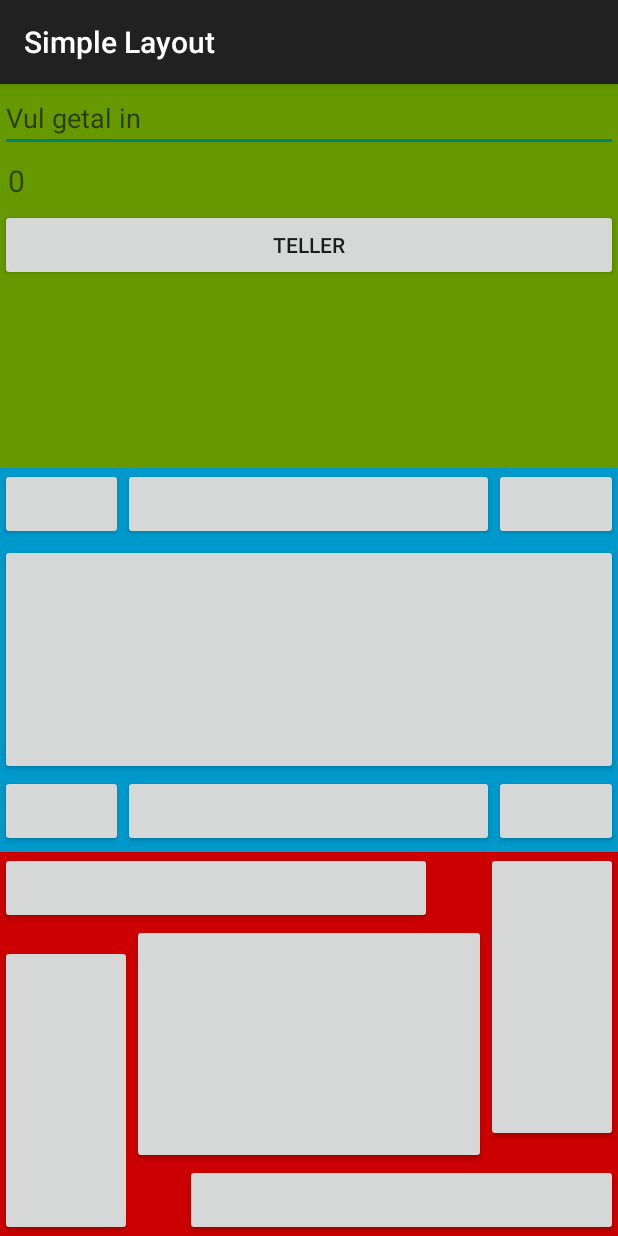
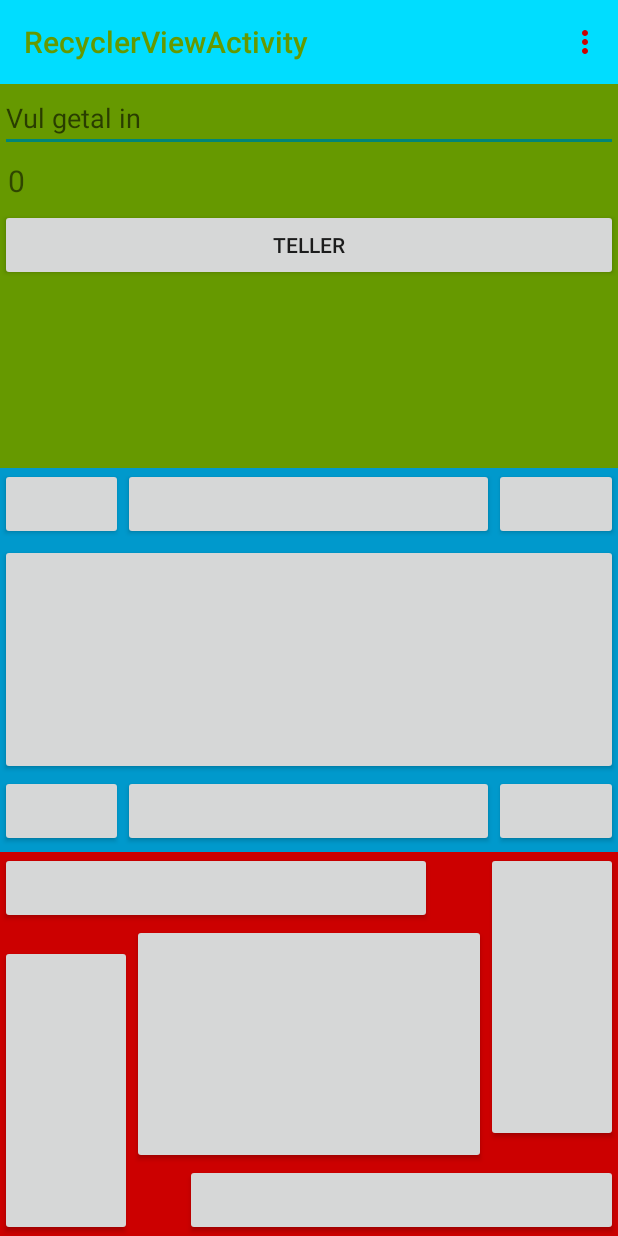
Before and after one commit to rwillemsandroid/Oplossing-Dag-1, an Android app: the screen it shows after launch (MainActivity), on a phone screen of 412 x 824 dp. Run offline under Robolectric (Android 15) with nearby library versions, the phone set to English and light mode, and no system bars; our stand-ins replace Timber; 1 statement that could not run was skipped.

Commit message:
added recyclerview example

```diff
--- a/app/build.gradle
+++ b/app/build.gradle
@@ -22,4 +22,9 @@ android {
 dependencies {
     compile fileTree(dir: 'libs', include: ['*.jar'])
     compile 'com.android.support:appcompat-v7:23.0.0'
+    compile 'com.android.support:recyclerview-v7:23.0.0'
+    compile 'com.android.support:cardview-v7:23.0.0'
+
+    compile 'com.jakewharton.timber:timber:3.1.0'
+    compile 'com.squareup.picasso:picasso:2.5.2'
 }
--- a/app/src/main/java/be/vdab/simplelayout/MainActivity.java
+++ /dev/null
@@ -1,48 +0,0 @@
-package be.vdab.simplelayout;
-
-import android.content.Intent;
-import android.support.v7.app.AppCompatActivity;
-import android.os.Bundle;
-import android.view.Menu;
-import android.view.MenuItem;
-import android.view.View;
-import android.widget.Button;
-import android.widget.EditText;
-import android.widget.TextView;
-
-public class MainActivity extends AppCompatActivity implements View.OnClickListener {
-
-    private TextView mCounter;
-    private EditText mIngevuld;
-    private Button mCountButton;
-
-    private int i = 0;
-
-    @Override
-    protected void onCreate(Bundle savedInstanceState) {
-        super.onCreate(savedInstanceState);
-        setContentView(R.layout.activity_main);
-
-        mCounter = (TextView) findViewById(R.id.textview_counter);
-        mIngevuld = (EditText) findViewById(R.id.edittext_counter);
-        mCountButton = (Button) findViewById(R.id.btn_counter);
-
-
-        mCounter.setText(i + "");
-        mCountButton.setOnClickListener(this);
-
-    }
-
-    @Override
-    public void onClick(View v) {
-        switch (v.getId()){
-            case R.id.btn_counter:
-                if(mIngevuld.getText().toString() != null && mIngevuld.getText().toString()!=""){
-                    i = i+ Integer.parseInt(mIngevuld.getText().toString());
-                    mCounter.setText(i+"");
-                }
-
-                break;
-        }
-    }
-}
--- /dev/null
+++ b/app/src/main/java/be/vdab/simplelayout/VDABApplication.java
@@ -0,0 +1,22 @@
+package be.vdab.simplelayout;
+
+import android.app.Application;
+
+import timber.log.Timber;
+
+/**
+ * Created by RWIL on 04/09/2015.
+ */
+public class VDABApplication extends Application {
+
+    @Override
+    public void onCreate() {
+        super.onCreate();
+        //Initialize Timber: Only plant Tree for logging when running in testing
+        //This means that in production no prints will appear in logcat
+        if (BuildConfig.DEBUG) {
+            Timber.plant(new Timber.DebugTree());
+        }
+    }
+
+}
--- /dev/null
+++ b/app/src/main/java/be/vdab/simplelayout/activities/MainActivity.java
@@ -0,0 +1,122 @@
+package be.vdab.simplelayout.activities;
+
+import android.content.Intent;
+import android.os.Bundle;
+import android.support.v7.app.AppCompatActivity;
+import android.support.v7.widget.Toolbar;
+import android.view.Menu;
+import android.view.MenuInflater;
+import android.view.MenuItem;
+import android.view.View;
+import android.widget.Button;
+import android.widget.EditText;
+import android.widget.TextView;
+
+import be.vdab.simplelayout.R;
+import timber.log.Timber;
+
+public class MainActivity extends AppCompatActivity implements View.OnClickListener {
+
+    private Toolbar mToolbar;
+
+    private TextView mCounter;
+    private EditText mIngevuld;
+    private Button mCountButton;
+
+    private int i = 0;
+
+    @Override
+    protected void onCreate(Bundle savedInstanceState) {
+        super.onCreate(savedInstanceState);
+        setContentView(R.layout.activity_main);
+
+        Timber.v("onCreate() was called");
+
+        setupUI();
+        setupToolbar();
+        setupOnClickListeners();
+
+    }
+
+    /**
+     * This Function will link all elements from the view with the Java Objects
+     */
+    private void setupUI(){
+        mToolbar = (Toolbar) findViewById(R.id.toolbar_actionbar);
+        mCounter = (TextView) findViewById(R.id.textview_counter);
+        mIngevuld = (EditText) findViewById(R.id.edittext_counter);
+        mCountButton = (Button) findViewById(R.id.btn_counter);
+
+        mCounter.setText(i + "");
+    }
+
+    /**
+     * In this fuction, the toolbar is setup
+     */
+    private void setupToolbar(){
+        if (mToolbar != null) {
+            mToolbar.setTitle(getResources().getString(R.string.title_activity_main));
+            setSupportActionBar(mToolbar);
+        }
+    }
+
+    /**
+     * In this fuction, we assign all onclicklisteners
+     */
+    private void setupOnClickListeners(){
+        mCountButton.setOnClickListener(this);
+    }
+
+    /**
+     * On selecting action bar icons
+     */
+    @Override
+    public boolean onOptionsItemSelected(MenuItem item) {
+        // Take appropriate action for each action item click
+        switch (item.getItemId()) {
+            case R.id.action_goto_activity_list:
+                gotoRecyclerViewActivity();
+                return true;
+            default:
+                return super.onOptionsItemSelected(item);
+        }
+    }
+
+    /***
+     * Deze functie zorgt ervoor dat het menu in de Actionbar wordt toegevoegd
+     *
+     * In dit voorbeeld zal de menu/menu_main.xml file gebruikt worden voor het invullen van de acties in de Actionbar
+     */
+    @Override
+    public boolean onCreateOptionsMenu(Menu menu) {
+        MenuInflater inflater = getMenuInflater();
+        inflater.inflate(R.menu.menu_main, menu);
+        return super.onCreateOptionsMenu(menu);
+    }
+
+
+    private void gotoRecyclerViewActivity(){
+        Intent myIntent = new Intent(MainActivity.this, RecyclerViewActivity.class);
+        MainActivity.this.startActivity(myIntent);
+    }
+
+    /**
+     * Onclicklistener van de activity
+     *
+     * de onclick van alle elementen die .setonclicklistener(this) doen wordt hier verwerkt
+     *
+     * @param v
+     */
+    @Override
+    public void onClick(View v) {
+        switch (v.getId()){
+            case R.id.btn_counter:
+                if(mIngevuld.getText().toString().equals( null) && mIngevuld.getText().toString()!=""){
+                    i = i+ Integer.parseInt(mIngevuld.getText().toString());
+                    mCounter.setText(i+"");
+                }
+
+                break;
+        }
+    }
+}
--- a/app/src/main/res/layout/activity_main.xml
+++ b/app/src/main/res/layout/activity_main.xml
@@ -5,6 +5,8 @@
     android:orientation="vertical"
     android:weightSum="3"
     tools:context=".MainActivity">
+
+    <include layout="@layout/toolbar" />
 
     <LinearLayout
         android:layout_width="match_parent"
--- /dev/null
+++ b/app/src/main/res/layout/toolbar.xml
@@ -0,0 +1,7 @@
+<android.support.v7.widget.Toolbar
+    xmlns:android="http://schemas.android.com/apk/res/android"
+    android:id="@+id/toolbar_actionbar"
+    android:background="@color/theme_primary"
+    android:layout_width="match_parent"
+    android:theme="@style/DarkToolbarText"
+    android:layout_height="?actionBarSize" />
--- a/app/src/main/res/menu/menu_main.xml
+++ b/app/src/main/res/menu/menu_main.xml
@@ -1,6 +1,11 @@
 <menu xmlns:android="http://schemas.android.com/apk/res/android"
     xmlns:app="http://schemas.android.com/apk/res-auto"
-    xmlns:tools="http://schemas.android.com/tools" tools:context=".MainActivity">
-    <item android:id="@+id/action_settings" android:title="@string/action_settings"
-        android:orderInCategory="100" app:showAsAction="never" />
+    xmlns:tools="http://schemas.android.com/tools"
+    tools:context=".MainActivity"
+    android:theme="@style/DarkToolbarText">
+    <item
+        android:id="@+id/action_goto_activity_list"
+        android:title="@string/action_goto_activity_list"
+        android:orderInCategory="100"
+        app:showAsAction="never" />
 </menu>
--- a/app/src/main/res/values/strings.xml
+++ b/app/src/main/res/values/strings.xml
@@ -1,5 +1,11 @@
 <resources>
-    <string name="app_name">Simple Layout</string>
+    <string name="app_name">Voorbeeld Applicatie</string>
+
+    <string name="title_activity_main">RecyclerViewActivity</string>
+
+
+    <string name="action_goto_activity_list"> Open RecyclerViewActivity</string>
+    <string name="title_activity_recycler_view">RecyclerViewActivity</string>
 
     <string name="hello_world">Hello world!</string>
     <string name="action_settings">Settings</string>
--- a/app/src/main/res/values/styles.xml
+++ b/app/src/main/res/values/styles.xml
@@ -1,8 +1,18 @@
 <resources>
 
     <!-- Base application theme. -->
-    <style name="AppTheme" parent="Theme.AppCompat.Light.DarkActionBar">
+    <style name="AppTheme" parent="Theme.AppCompat.Light.NoActionBar">
         <!-- Customize your theme here. -->
     </style>
 
+    <style name="DarkToolbarText" parent="Theme.AppCompat.Light.NoActionBar">
+        <item name="android:textColorPrimary">@android:color/holo_green_dark</item>
+        <item name="actionMenuTextColor">@android:color/holo_blue_bright</item>
+        <item name="android:textColorSecondary">@android:color/holo_red_dark</item>
+    </style>
+
+
+
+
+
 </resources>
```
Also changed, not shown: app/src/main/AndroidManifest.xml (+8 -1 lines), app/src/main/java/be/vdab/simplelayout/activities/RecyclerViewActivity.java (added, +78 -0 lines), app/src/main/java/be/vdab/simplelayout/adapters/MyAdapter.java (added, +67 -0 lines), app/src/main/java/be/vdab/simplelayout/models/ListItemModel.java (added, +41 -0 lines), app/src/main/res/layout/activity_recycler_view.xml (added, +18 -0 lines), app/src/main/res/layout/listitem.xml (added, +54 -0 lines), app/src/main/res/menu/menu_recycler_view.xml (added, +7 -0 lines), app/src/main/res/values/colors.xml (added, +9 -0 lines), 1 other file.
